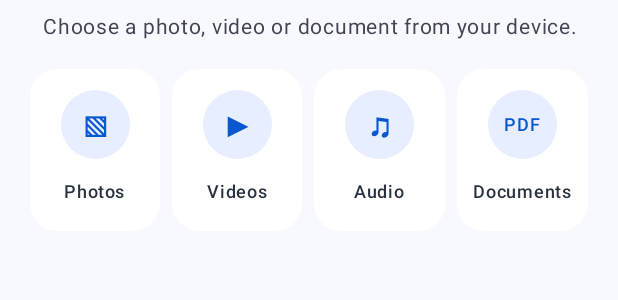
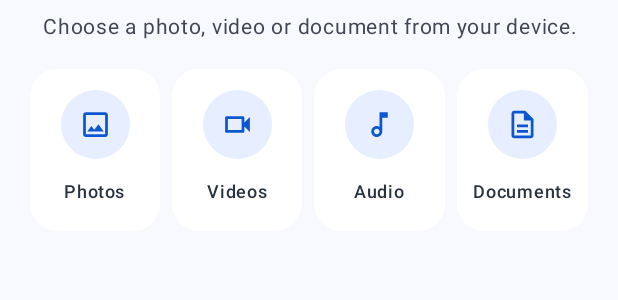
Before and after one commit to xuanhoangtr/mobile, an Android app built with Jetpack Compose: the @Preview function MediaPickerEmptyPreview, on a phone screen of 412 x 824 dp. Shown: the part 367-667 px from the top of the screen. Run offline under Robolectric (Android 15) with nearby library versions, the phone set to English and light mode, and no system bars; network calls fail.

Commit message:
fix(media): use Material icons, localize audio label, and remove developer copy

```diff
--- a/android-app/app/src/main/java/vn/edu/hcmute/androidchat/feature/media/ui/MediaPickerScreen.kt
+++ b/android-app/app/src/main/java/vn/edu/hcmute/androidchat/feature/media/ui/MediaPickerScreen.kt
@@ -30,9 +30,16 @@ import androidx.compose.foundation.rememberScrollState
 import androidx.compose.foundation.shape.CircleShape
 import androidx.compose.foundation.shape.RoundedCornerShape
 import androidx.compose.foundation.verticalScroll
+import androidx.compose.material.icons.Icons
+import androidx.compose.material.icons.outlined.Audiotrack
+import androidx.compose.material.icons.outlined.Description
+import androidx.compose.material.icons.outlined.Image
+import androidx.compose.material.icons.outlined.Videocam
 import androidx.compose.material3.Button
 import androidx.compose.material3.ButtonDefaults
 import androidx.compose.material3.CircularProgressIndicator
+import androidx.compose.material3.Icon
+import androidx.compose.ui.graphics.vector.ImageVector
 import androidx.compose.material3.ExperimentalMaterial3Api
 import androidx.compose.material3.LinearProgressIndicator
 import androidx.compose.material3.OutlinedButton
@@ -281,28 +288,28 @@ private fun EmptyPickerContent(
         ) {
             MediaKindTile(
                 label = stringResource(R.string.media_kind_photos),
-                mark = "▧",
+                icon = Icons.Outlined.Image,
                 enabled = enabled,
                 onClick = { onChooseClick(MediaPickerKind.PHOTO) },
                 modifier = Modifier.weight(1f)
             )
             MediaKindTile(
                 label = stringResource(R.string.media_kind_videos),
-                mark = "▶",
+                icon = Icons.Outlined.Videocam,
                 enabled = enabled,
                 onClick = { onChooseClick(MediaPickerKind.VIDEO) },
                 modifier = Modifier.weight(1f)
             )
             MediaKindTile(
-                label = "Audio",
-                mark = "♫",
+                label = stringResource(R.string.media_kind_audio),
+                icon = Icons.Outlined.Audiotrack,
                 enabled = enabled,
                 onClick = { onChooseClick(MediaPickerKind.AUDIO) },
                 modifier = Modifier.weight(1f)
             )
             MediaKindTile(
                 label = stringResource(R.string.media_kind_documents),
-                mark = "PDF",
+                icon = Icons.Outlined.Description,
                 enabled = enabled,
                 onClick = { onChooseClick(MediaPickerKind.DOCUMENT) },
                 modifier = Modifier.weight(1f)
@@ -315,7 +322,7 @@ private fun EmptyPickerContent(
 @Composable
 private fun MediaKindTile(
     label: String,
-    mark: String,
+    icon: ImageVector,
     enabled: Boolean,
     onClick: () -> Unit,
     modifier: Modifier = Modifier
@@ -338,11 +345,11 @@ private fun MediaKindTile(
                     .background(ChatStitchTokens.SoftBlueContainer),
                 contentAlignment = Alignment.Center
             ) {
-                Text(
-                    text = mark,
-                    color = ChatStitchTokens.BrandBlue,
-                    fontWeight = FontWeight.SemiBold,
-                    fontSize = if (mark == "PDF") 12.sp else 22.sp
+                Icon(
+                    imageVector = icon,
+                    contentDescription = label,
+                    tint = ChatStitchTokens.BrandBlue,
+                    modifier = Modifier.size(22.dp)
                 )
             }
             Text(
```
Also changed, not shown: android-app/app/src/main/res/values/media_strings.xml (+11 -10 lines), 1 other file.
